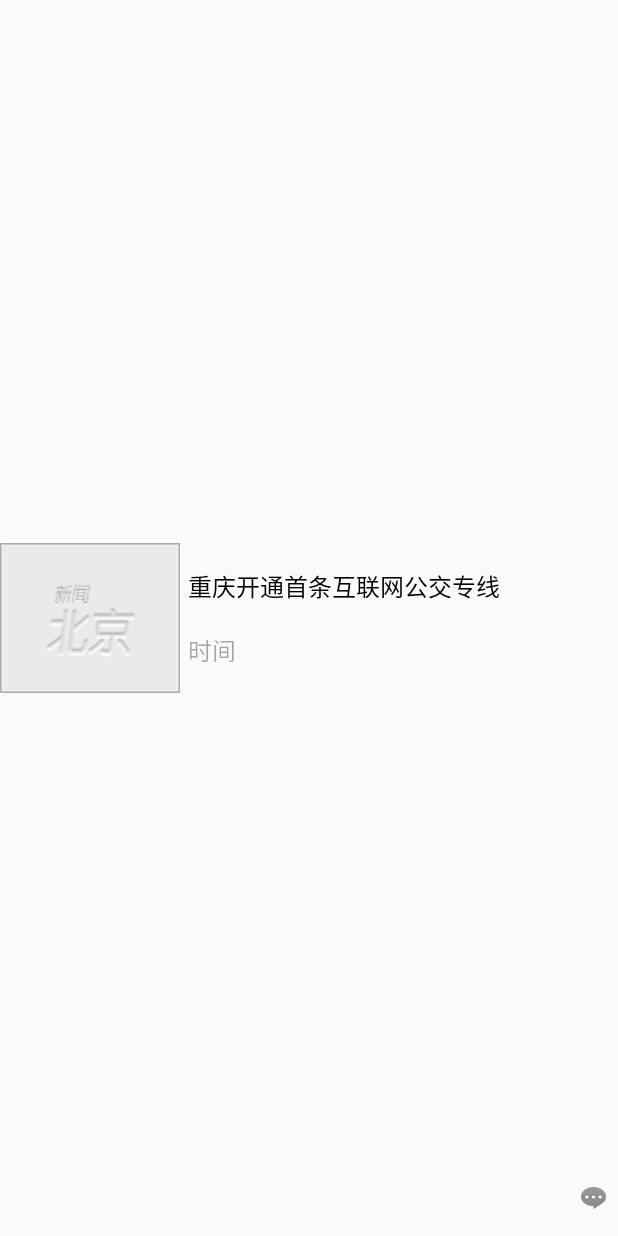
After one commit to lianshuideyu/BeijingNewsTest, an Android app: the layout item_tab_detail.xml on its own in the app's theme, with its tools: preview values and no code run, on a phone screen of 412 x 824 dp. The commit adds this screen. Run offline under Robolectric (Android 15) with nearby library versions, the phone set to English and light mode, and no system bars.

Commit message:
列表新闻数据填充

```diff
--- /dev/null
+++ b/app/src/main/res/layout/item_tab_detail.xml
@@ -0,0 +1,59 @@
+<?xml version="1.0" encoding="utf-8"?>
+<RelativeLayout xmlns:android="http://schemas.android.com/apk/res/android"
+    android:layout_width="match_parent"
+    android:layout_height="match_parent"
+    android:paddingBottom="10dp"
+    >
+    <ImageView
+        android:id="@+id/iv_icon"
+        android:layout_width="120dp"
+        android:layout_height="100dp"
+        android:layout_centerVertical="true"
+        android:scaleType="fitXY"
+        android:src="@drawable/news_pic_default" />
+
+    <LinearLayout
+        android:layout_width="wrap_content"
+        android:layout_height="wrap_content"
+        android:layout_centerVertical="true"
+        android:layout_marginLeft="5dp"
+        android:layout_toRightOf="@id/iv_icon"
+        android:orientation="vertical">
+
+        <TextView
+            android:id="@+id/tv_desc"
+            android:layout_width="wrap_content"
+            android:layout_height="wrap_content"
+            android:lines="2"
+            android:text="重庆开通首条互联网公交专线"
+            android:textColor="#000000"
+            android:textSize="16sp" />
+
+        <TextView
+            android:id="@+id/tv_time"
+            android:layout_width="wrap_content"
+            android:layout_height="wrap_content"
+            android:lines="1"
+            android:text="时间"
+            android:textColor="#55000000"
+            android:textSize="16sp" />
+    </LinearLayout>
+
+    <ImageView
+        android:layout_width="wrap_content"
+        android:layout_height="wrap_content"
+        android:layout_alignParentBottom="true"
+        android:layout_alignParentRight="true"
+        android:layout_marginBottom="8dp"
+        android:layout_marginRight="8dp"
+        android:src="@drawable/icon_news_comment_num" />
+
+    <!--<View
+        android:layout_width="match_parent"
+        android:layout_height="1.0dp"
+        android:layout_alignParentBottom="true"
+        android:layout_marginLeft="5dp"
+        android:layout_marginRight="5dp"
+        android:background="#55000000" />-->
+
+</RelativeLayout>
```
Also changed, not shown: app/src/main/java/com/atguigu/beijingnewstest/menudetailpager/TabDetailPager.java (+90 -14 lines), app/src/main/res/layout/pager_tab_detail.xml (+0 -38 lines), app/src/main/res/layout/tab_detail_topnews.xml (added, +41 -0 lines), ViewPagerIndicator_library/src/main/res/drawable-hdpi/news_tab_item_bg_select.9.png (added), app/src/main/res/drawable-hdpi/icon_news_comment_num.png (added), app/src/main/res/drawable-hdpi/news_pic_default.png (added).
